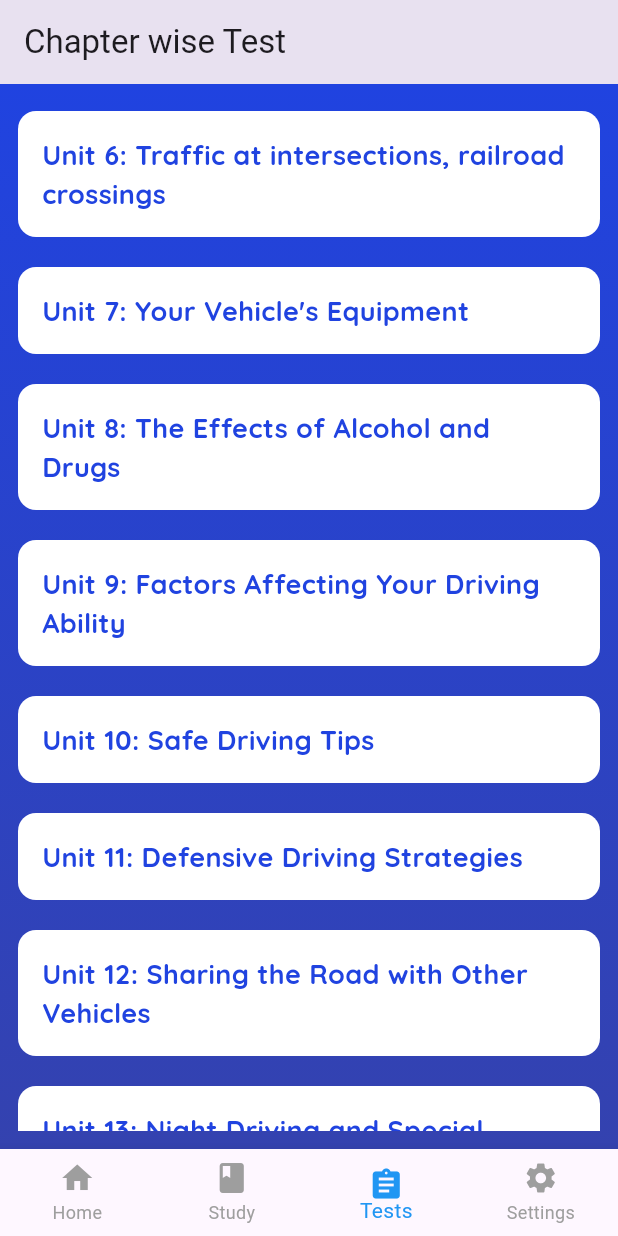
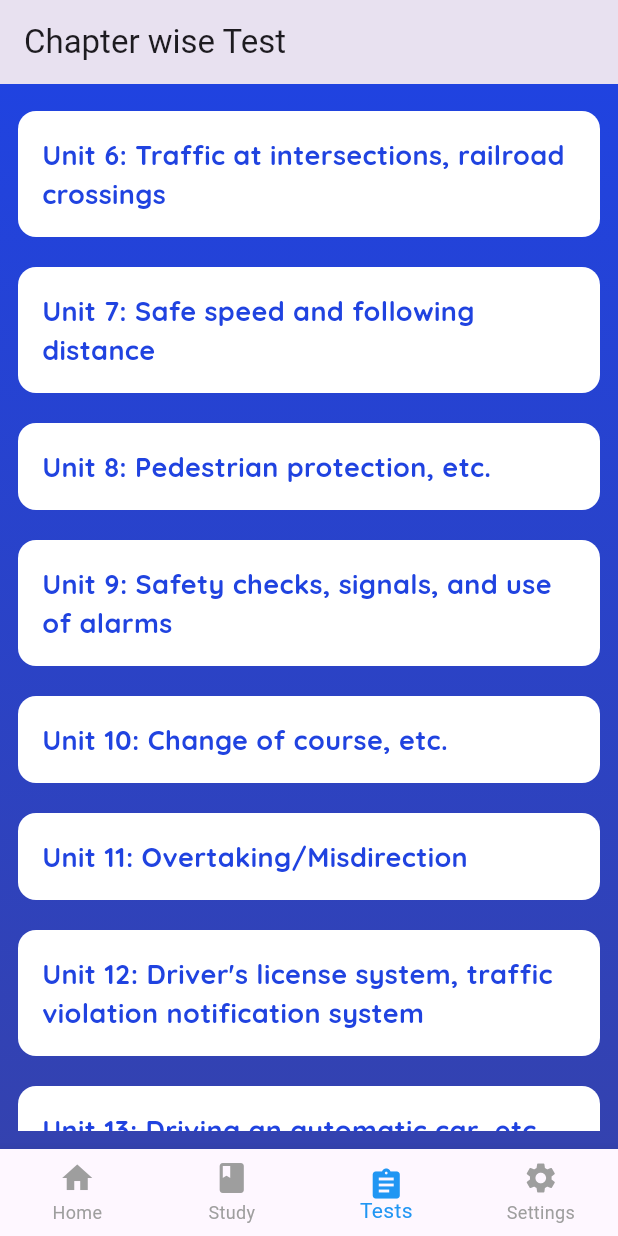
Before and after one commit to biplov-khatri/quizapp, a Flutter app: the screen it shows after launch, item 3 of the bottom bar chosen, scrolled down 576 dp, on a phone screen of 412 x 824 dp. Run offline on Flutter 3.47's test engine with Material 3 defaults, Android fonts, the phone set to English and light mode, and no system bars.

Commit message:
name of the chapters updated

```diff
--- a/lib/test.dart
+++ b/lib/test.dart
@@ -177,7 +177,7 @@ class TestPage extends StatelessWidget {
                     color: Colors.white,
                     borderRadius: BorderRadius.circular(12),
                   ),
-                  child: headingText(color: blue, size: 18, text: "Unit 7: Your Vehicle's Equipment"),
+                  child: headingText(color: blue, size: 18, text: "Unit 7: Safe speed and following distance"),
                 ),
               ),
               // Test 8 container
@@ -196,7 +196,7 @@ class TestPage extends StatelessWidget {
                     color: Colors.white,
                     borderRadius: BorderRadius.circular(12),
                   ),
-                  child: headingText(color: blue, size: 18, text: "Unit 8: The Effects of Alcohol and Drugs"),
+                  child: headingText(color: blue, size: 18, text: "Unit 8: Pedestrian protection, etc."),
                 ),
               ),
               // Test 9 container
@@ -215,7 +215,7 @@ class TestPage extends StatelessWidget {
                     color: Colors.white,
                     borderRadius: BorderRadius.circular(12),
                   ),
-                  child: headingText(color: blue, size: 18, text: "Unit 9: Factors Affecting Your Driving Ability"),
+                  child: headingText(color: blue, size: 18, text: "Unit 9: Safety checks, signals, and use of alarms"),
                 ),
               ),
               // Test 10 container
@@ -234,7 +234,7 @@ class TestPage extends StatelessWidget {
                     color: Colors.white,
                     borderRadius: BorderRadius.circular(12),
                   ),
-                  child: headingText(color: blue, size: 18, text: "Unit 10: Safe Driving Tips"),
+                  child: headingText(color: blue, size: 18, text: "Unit 10: Change of course, etc."),
                 ),
               ),
               // Test 11 container
@@ -253,7 +253,7 @@ class TestPage extends StatelessWidget {
                     color: Colors.white,
                     borderRadius: BorderRadius.circular(12),
                   ),
-                  child: headingText(color: blue, size: 18, text: "Unit 11: Defensive Driving Strategies"),
+                  child: headingText(color: blue, size: 18, text: "Unit 11: Overtaking/Misdirection"),
                 ),
               ),
               // Test 12 container
@@ -272,7 +272,7 @@ class TestPage extends StatelessWidget {
                     color: Colors.white,
                     borderRadius: BorderRadius.circular(12),
                   ),
-                  child: headingText(color: blue, size: 18, text: "Unit 12: Sharing the Road with Other Vehicles"),
+                  child: headingText(color: blue, size: 18, text: "Unit 12: Driver's license system, traffic violation notification system"),
                 ),
               ),
               // Test 13 container
@@ -291,7 +291,7 @@ class TestPage extends StatelessWidget {
                     color: Colors.white,
                     borderRadius: BorderRadius.circular(12),
                   ),
-                  child: headingText(color: blue, size: 18, text: "Unit 13: Night Driving and Special Driving Situations"),
+                  child: headingText(color: blue, size: 18, text: "Unit 13: Driving an automatic car, etc."),
                 ),
               ),
             ],
```
